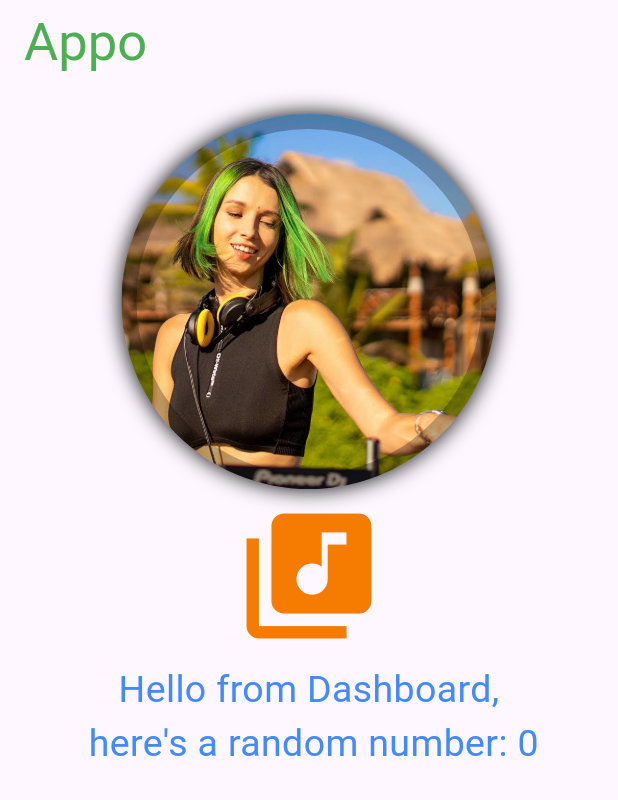
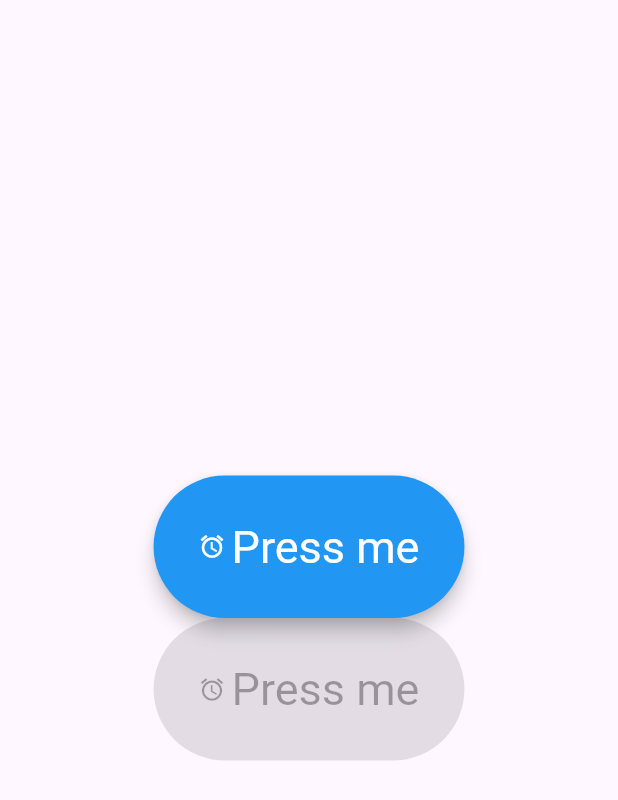
Before and after one commit to systemry420/first-flutter-app, a Flutter app: the screen it shows after launch, on a phone screen of 412 x 824 dp. Shown: the top 800 px of the screen. Run offline on Flutter 3.47's test engine with Material 3 defaults, Android fonts, the phone set to English and light mode, and no system bars.

Commit message:
playing with buttons

```diff
--- /dev/null
+++ b/lib/Screens/Home.dart
@@ -0,0 +1,46 @@
+import 'package:flutter/material.dart';
+
+class Home extends StatelessWidget {
+  const Home({super.key});
+
+  @override
+  Widget build(BuildContext context) {
+    return Scaffold(
+      body: Column(
+        mainAxisAlignment: MainAxisAlignment.center,
+        children: [
+          Center(
+            child: ElevatedButton.icon(
+              icon: Icon(Icons.access_alarm),
+              label: Text('Press me'),
+              style: ElevatedButton.styleFrom(
+                padding: EdgeInsets.all(30),
+                elevation: 5,
+                textStyle: TextStyle(fontSize: 30),
+                backgroundColor: Colors.blue,
+                foregroundColor: Colors.white,
+              ),
+              onPressed: () {},
+
+            ),
+          ),
+          Center(
+            child: ElevatedButton.icon(
+              icon: Icon(Icons.access_alarm),
+              label: Text('Press me'),
+              style: ElevatedButton.styleFrom(
+                padding: EdgeInsets.all(30),
+                elevation: 5,
+                textStyle: TextStyle(fontSize: 30),
+                backgroundColor: Colors.blue,
+                foregroundColor: Colors.white,
+              ),
+              onPressed: null,
+
+            ),
+          ),
+        ],
+      ),
+    );
+  }
+}
--- a/lib/main.dart
+++ b/lib/main.dart
@@ -1,4 +1,5 @@
 import 'package:app/Screens/Dashboard.dart';
+import 'package:app/Screens/Home.dart';
 import 'package:flutter/material.dart';
 
 void main() => runApp(const MyApp());
@@ -10,7 +11,7 @@ class MyApp extends StatelessWidget {
   Widget build(BuildContext context) {
     return MaterialApp(
       title: 'First Flutter App',
-      home: Dashboard(),
+      home: Home(),
       debugShowCheckedModeBanner: false,
     );
   }
```
